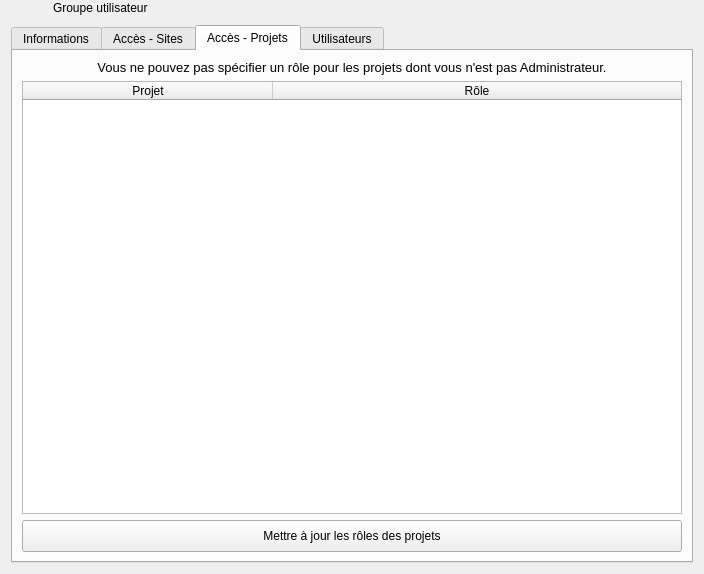
The window that client/src/editors/UserGroupWidget.ui (introlab/openteraplus) describes before a commit, drawn with Qt 5.
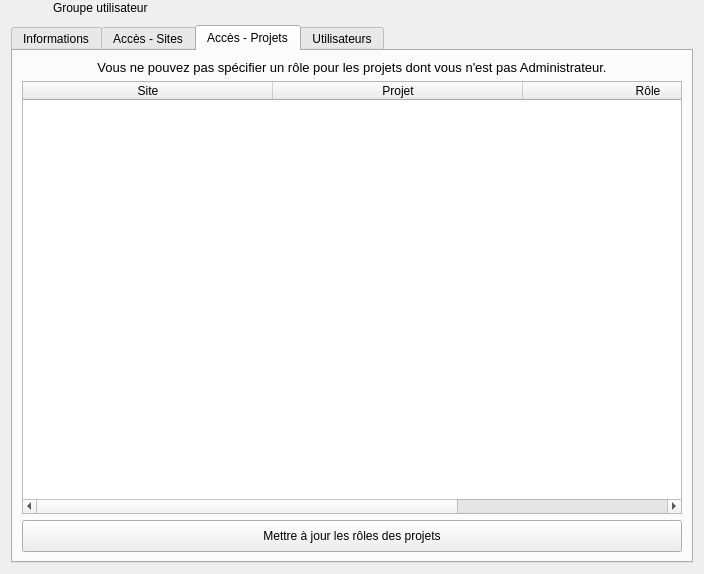
The same window after the commit. The open tabs and pages were chosen to show the change. Icons and pictures are not drawn. Custom widgets are drawn as their Qt base class.

Commit message: Closes #37. Added "Site" column in project access tab in UserGroupWidget

The edit to the form file:
```diff
--- a/client/src/editors/UserGroupWidget.ui
+++ b/client/src/editors/UserGroupWidget.ui
@@ -363,7 +363,7 @@
           <bool>true</bool>
          </property>
          <property name="columnCount">
-          <number>2</number>
+          <number>3</number>
          </property>
          <attribute name="horizontalHeaderDefaultSectionSize">
           <number>250</number>
@@ -374,6 +374,11 @@
          <attribute name="horizontalHeaderStretchLastSection">
           <bool>true</bool>
          </attribute>
+         <column>
+          <property name="text">
+           <string>Site</string>
+          </property>
+         </column>
          <column>
           <property name="text">
            <string>Projet</string>
```
Left out of the diff: 2 changed lines with no effect on the pictures. The commit also changes 1 other file.
